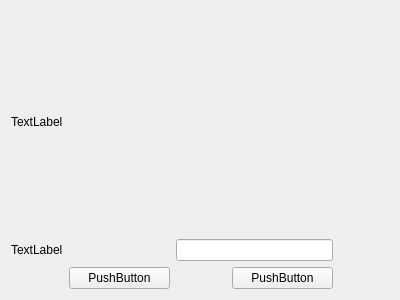
This is AdminPWWidget.ui in wruwami/TPCAM-M30 as Qt 5 draws it before an edit. The edited form follows.
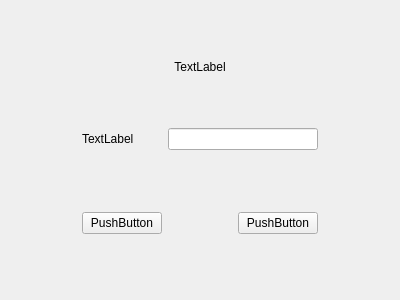
This is the edited form. Custom widgets are drawn as their Qt base class.

Commit message: ui 수정

What changed in the file:
```diff
--- a/AdminPWWidget.ui
+++ b/AdminPWWidget.ui
@@ -15,22 +15,31 @@
   </property>
   <layout class="QGridLayout" name="gridLayout_2">
    <item row="0" column="0">
-    <layout class="QGridLayout" name="gridLayout" rowstretch="1,1,1" columnstretch="1,2,1,2,1">
-     <item row="2" column="1">
-      <widget class="CustomPushButton" name="okPushButton">
+    <layout class="QGridLayout" name="gridLayout" rowstretch="2,2,1,2,1" columnstretch="1,1,1,1,1">
+     <item row="0" column="0" colspan="5">
+      <widget class="CustomLabel" name="label">
        <property name="text">
-        <string>PushButton</string>
+        <string>TextLabel</string>
        </property>
+       <property name="alignment">
+        <set>Qt::AlignCenter</set>
+       </property>
       </widget>
      </item>
-     <item row="2" column="3">
-      <widget class="CustomPushButton" name="cancelPushButton">
-       <property name="text">
-        <string>PushButton</string>
+     <item row="4" column="0">
+      <spacer name="horizontalSpacer_3">
+       <property name="orientation">
+        <enum>Qt::Horizontal</enum>
        </property>
-      </widget>
+       <property name="sizeHint" stdset="0">
+        <size>
+         <width>40</width>
+         <height>20</height>
+        </size>
+       </property>
+      </spacer>
      </item>
-     <item row="2" column="2">
+     <item row="4" column="4">
       <spacer name="horizontalSpacer_2">
        <property name="orientation">
         <enum>Qt::Horizontal</enum>
@@ -43,7 +52,7 @@
        </property>
       </spacer>
      </item>
-     <item row="2" column="0">
+     <item row="4" column="2">
       <spacer name="horizontalSpacer">
        <property name="orientation">
         <enum>Qt::Horizontal</enum>
@@ -56,8 +65,8 @@
        </property>
       </spacer>
      </item>
-     <item row="2" column="4">
-      <spacer name="horizontalSpacer_3">
+     <item row="1" column="4">
+      <spacer name="horizontalSpacer_4">
        <property name="orientation">
         <enum>Qt::Horizontal</enum>
        </property>
@@ -69,18 +78,25 @@
        </property>
       </spacer>
      </item>
-     <item row="1" column="0">
-      <widget class="CustomLabel" name="PWLabel">
+     <item row="3" column="1">
+      <widget class="CustomPushButton" name="okPushButton">
        <property name="text">
-        <string>TextLabel</string>
+        <string>PushButton</string>
+       </property>
+      </widget>
+     </item>
+     <item row="3" column="3">
+      <widget class="CustomPushButton" name="cancelPushButton">
+       <property name="text">
+        <string>PushButton</string>
        </property>
       </widget>
      </item>
      <item row="1" column="2" colspan="2">
       <widget class="CustomLineEdit" name="lineEdit"/>
      </item>
-     <item row="0" column="0" colspan="5">
-      <widget class="CustomLabel" name="label">
+     <item row="1" column="1">
+      <widget class="CustomLabel" name="pwLabel">
        <property name="text">
         <string>TextLabel</string>
        </property>
```
Left out of the diff: 2 changed lines with no effect on the pictures.
